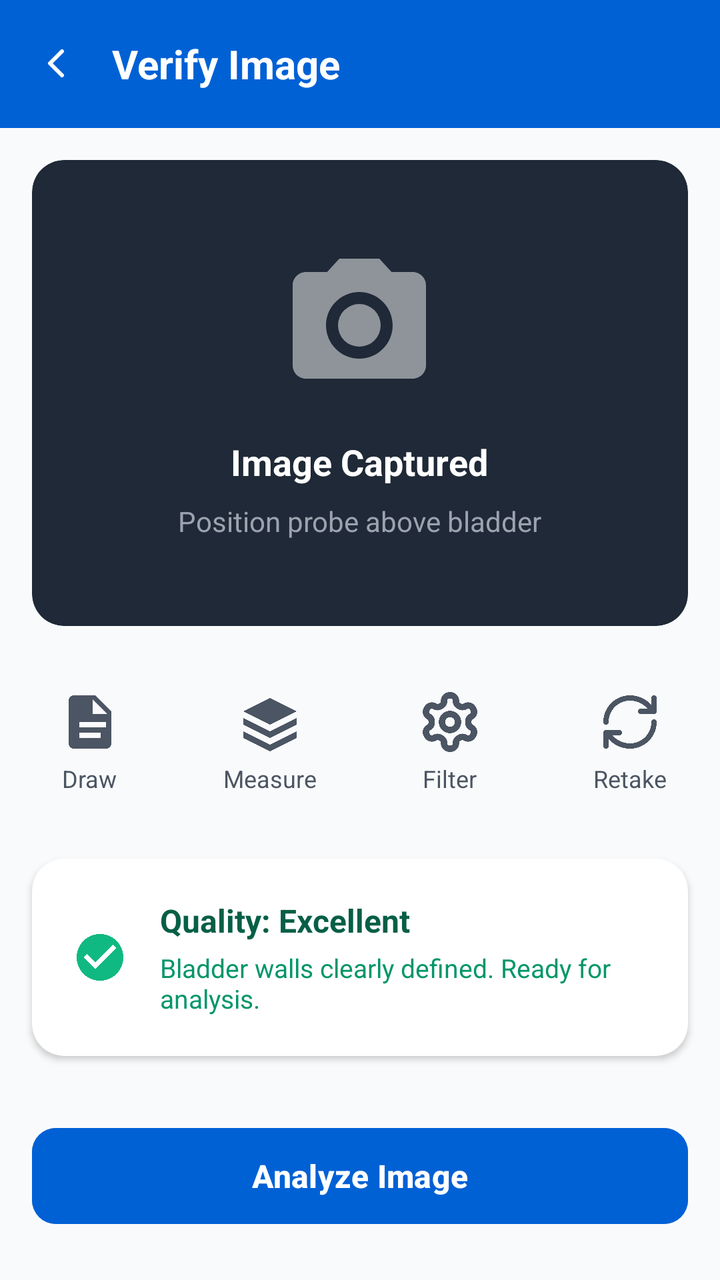
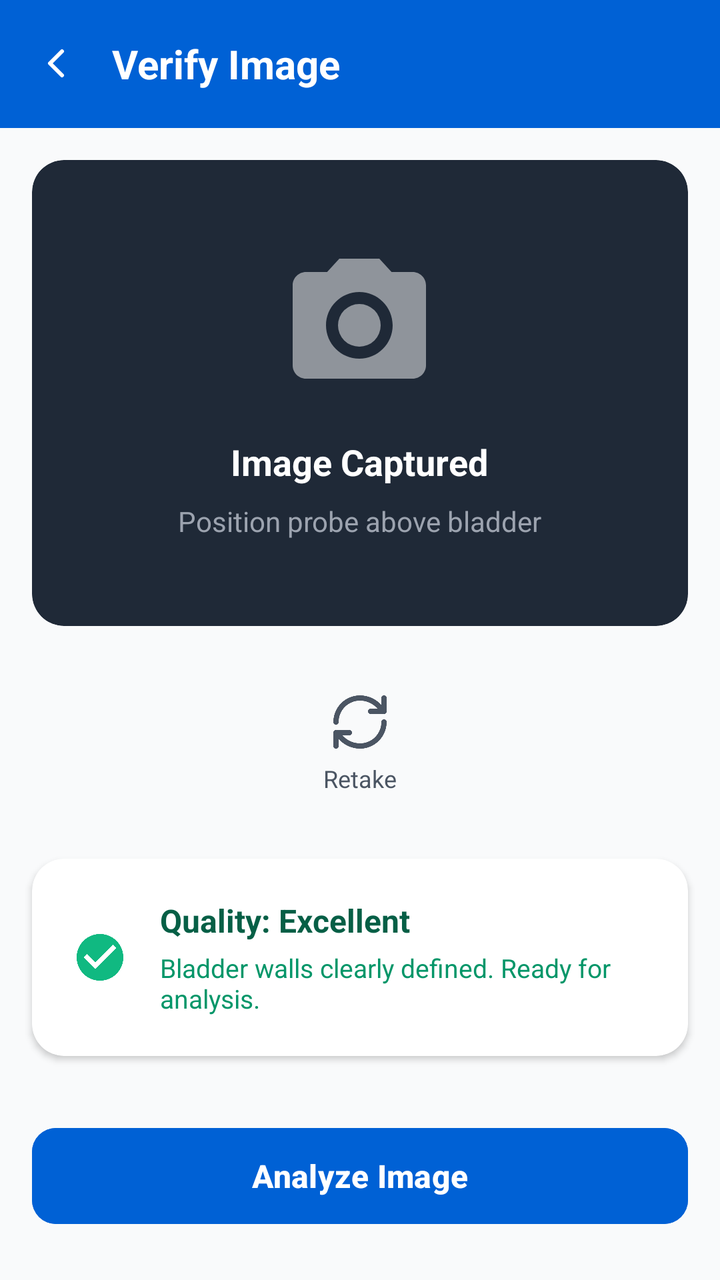

The first picture is an Android layout as it rendered before a commit; the second is the same layout after the commit. The layout source and the unified diff follow.
<!-- AndroidManifest.xml: application theme Theme.Bladder_frontend -->
<!-- res/layout/activity_analyze.xml -->
<?xml version="1.0" encoding="utf-8"?>
<androidx.constraintlayout.widget.ConstraintLayout xmlns:android="http://schemas.android.com/apk/res/android"
    xmlns:app="http://schemas.android.com/apk/res-auto"
    xmlns:tools="http://schemas.android.com/tools"
    android:layout_width="match_parent"
    android:layout_height="match_parent"
    android:background="#F9FAFB"
    tools:context=".AnalyzeActivity">

    <androidx.appcompat.widget.Toolbar
        android:id="@+id/toolbar"
        android:layout_width="match_parent"
        android:layout_height="?attr/actionBarSize"
        android:background="#0061D5"
        app:layout_constraintTop_toTopOf="parent">

        <RelativeLayout
            android:layout_width="match_parent"
            android:layout_height="wrap_content"
            android:layout_marginEnd="16dp">

            <ImageView
                android:id="@+id/btn_back"
                android:layout_width="24dp"
                android:layout_height="24dp"
                android:layout_centerVertical="true"
                android:src="@drawable/ic_arrow_back"
                app:tint="#FFFFFF" />

            <TextView
                android:id="@+id/toolbar_title"
                android:layout_width="wrap_content"
                android:layout_height="wrap_content"
                android:layout_centerVertical="true"
                android:layout_marginStart="16dp"
                android:layout_toEndOf="@id/btn_back"
                android:text="Verify Image"
                android:textColor="#FFFFFF"
                android:textSize="20sp"
                android:textStyle="bold" />

        </RelativeLayout>

    </androidx.appcompat.widget.Toolbar>

    <androidx.cardview.widget.CardView
        android:id="@+id/image_preview_container"
        android:layout_width="0dp"
        android:layout_height="0dp"
        android:layout_marginStart="16dp"
        android:layout_marginTop="16dp"
        android:layout_marginEnd="16dp"
        android:layout_marginBottom="24dp"
        app:cardBackgroundColor="#1F2937"
        app:cardCornerRadius="16dp"
        app:cardElevation="0dp"
        app:layout_constraintBottom_toTopOf="@+id/tools_layout"
        app:layout_constraintEnd_toEndOf="parent"
        app:layout_constraintStart_toStartOf="parent"
        app:layout_constraintTop_toBottomOf="@id/toolbar">

        <ImageView
            android:id="@+id/iv_captured_image"
            android:layout_width="match_parent"
            android:layout_height="match_parent"
            android:scaleType="centerCrop"
            android:visibility="gone" />

        <LinearLayout
            android:id="@+id/placeholder_layout"
            android:layout_width="wrap_content"
            android:layout_height="wrap_content"
            android:layout_gravity="center"
            android:gravity="center"
            android:orientation="vertical">

            <ImageView
                android:layout_width="80dp"
                android:layout_height="80dp"
                android:alpha="0.5"
                android:src="@drawable/ic_camera"
                app:tint="#FFFFFF" />

            <TextView
                android:layout_width="wrap_content"
                android:layout_height="wrap_content"
                android:layout_marginTop="16dp"
                android:text="Image Captured"
                android:textColor="#FFFFFF"
                android:textSize="18sp"
                android:textStyle="bold" />

            <TextView
                android:layout_width="wrap_content"
                android:layout_height="wrap_content"
                android:layout_marginTop="8dp"
                android:text="Position probe above bladder"
                android:textColor="#9CA3AF"
                android:textSize="14sp" />

        </LinearLayout>

    </androidx.cardview.widget.CardView>

    <LinearLayout
        android:id="@+id/tools_layout"
        android:layout_width="match_parent"
        android:layout_height="wrap_content"
        android:layout_marginBottom="24dp"
        android:orientation="horizontal"
        app:layout_constraintBottom_toTopOf="@+id/status_card">

        <LinearLayout
            android:id="@+id/btn_draw"
            android:layout_width="0dp"
            android:layout_height="wrap_content"
            android:layout_weight="1"
            android:background="?attr/selectableItemBackground"
            android:clickable="true"
            android:focusable="true"
            android:gravity="center"
            android:orientation="vertical"
            android:padding="8dp">
            <ImageView
                android:layout_width="32dp"
                android:layout_height="32dp"
                android:src="@drawable/ic_description"
                app:tint="#4B5563" />
            <TextView
                android:layout_width="wrap_content"
                android:layout_height="wrap_content"
                android:layout_marginTop="4dp"
                android:text="Draw"
                android:textColor="#4B5563"
                android:textSize="12sp" />
        </LinearLayout>

        <LinearLayout
            android:id="@+id/btn_measure"
            android:layout_width="0dp"
            android:layout_height="wrap_content"
            android:layout_weight="1"
            android:background="?attr/selectableItemBackground"
            android:clickable="true"
            android:focusable="true"
            android:gravity="center"
            android:orientation="vertical"
            android:padding="8dp">
            <ImageView
                android:layout_width="32dp"
                android:layout_height="32dp"
                android:src="@drawable/ic_auto_measure"
                app:tint="#4B5563" />
            <TextView
                android:layout_width="wrap_content"
                android:layout_height="wrap_content"
                android:layout_marginTop="4dp"
                android:text="Measure"
                android:textColor="#4B5563"
                android:textSize="12sp" />
        </LinearLayout>

        <LinearLayout
            android:id="@+id/btn_filter"
            android:layout_width="0dp"
            android:layout_height="wrap_content"
            android:layout_weight="1"
            android:background="?attr/selectableItemBackground"
            android:clickable="true"
            android:focusable="true"
            android:gravity="center"
            android:orientation="vertical"
            android:padding="8dp">
            <ImageView
                android:layout_width="32dp"
                android:layout_height="32dp"
                android:src="@drawable/ic_settings"
                app:tint="#4B5563" />
            <TextView
                android:layout_width="wrap_content"
                android:layout_height="wrap_content"
                android:layout_marginTop="4dp"
                android:text="Filter"
                android:textColor="#4B5563"
                android:textSize="12sp" />
        </LinearLayout>

        <LinearLayout
            android:id="@+id/btn_retake"
            android:layout_width="0dp"
            android:layout_height="wrap_content"
            android:layout_weight="1"
            android:background="?attr/selectableItemBackground"
            android:clickable="true"
            android:focusable="true"
            android:gravity="center"
            android:orientation="vertical"
            android:padding="8dp">
            <ImageView
                android:layout_width="32dp"
                android:layout_height="32dp"
                android:src="@drawable/ic_retake"
                app:tint="#4B5563" />
            <TextView
                android:layout_width="wrap_content"
                android:layout_height="wrap_content"
                android:layout_marginTop="4dp"
                android:text="Retake"
                android:textColor="#4B5563"
                android:textSize="12sp" />
        </LinearLayout>

    </LinearLayout>

    <androidx.cardview.widget.CardView
        android:id="@+id/status_card"
        android:layout_width="0dp"
        android:layout_height="wrap_content"
        android:layout_marginStart="16dp"
        android:layout_marginEnd="16dp"
        android:layout_marginBottom="32dp"
        app:cardBackgroundColor="#FFFFFF"
        app:cardCornerRadius="16dp"
        app:cardElevation="2dp"
        app:layout_constraintBottom_toTopOf="@+id/btnAnalyzeImage"
        app:layout_constraintEnd_toEndOf="parent"
        app:layout_constraintStart_toStartOf="parent">

        <LinearLayout
            android:layout_width="match_parent"
            android:layout_height="wrap_content"
            android:gravity="center_vertical"
            android:orientation="horizontal"
            android:padding="20dp">

            <ImageView
                android:layout_width="28dp"
                android:layout_height="28dp"
                android:src="@drawable/ic_check_circle"
                app:tint="#10B981" />

            <LinearLayout
                android:layout_width="match_parent"
                android:layout_height="wrap_content"
                android:layout_marginStart="16dp"
                android:orientation="vertical">

                <TextView
                    android:layout_width="wrap_content"
                    android:layout_height="wrap_content"
                    android:text="Quality: Excellent"
                    android:textColor="#065F46"
                    android:textSize="16sp"
                    android:textStyle="bold" />

                <TextView
                    android:layout_width="wrap_content"
                    android:layout_height="wrap_content"
                    android:layout_marginTop="4dp"
                    android:text="Bladder walls clearly defined. Ready for analysis."
                    android:textColor="#059669"
                    android:textSize="13sp" />
            </LinearLayout>

        </LinearLayout>

    </androidx.cardview.widget.CardView>

    <com.google.android.material.button.MaterialButton
        android:id="@+id/btnAnalyzeImage"
        android:layout_width="0dp"
        android:layout_height="56dp"
        android:layout_marginStart="16dp"
        android:layout_marginEnd="16dp"
        android:layout_marginBottom="24dp"
        android:backgroundTint="#0061D5"
        android:text="Analyze Image"
        android:textAllCaps="false"
        android:textColor="#FFFFFF"
        android:textSize="16sp"
        android:textStyle="bold"
        app:cornerRadius="12dp"
        app:layout_constraintBottom_toBottomOf="parent"
        app:layout_constraintEnd_toEndOf="parent"
        app:layout_constraintStart_toStartOf="parent" />

</androidx.constraintlayout.widget.ConstraintLayout>
<!-- resources referenced by this layout -->
<resources>
  <!-- drawable ic_arrow_back (drawable) -->
  <vector xmlns:android="http://schemas.android.com/apk/res/android"
      android:width="24dp"
      android:height="24dp"
      android:viewportWidth="24"
      android:viewportHeight="24">
    <path
        android:pathData="M15,18l-6,-6l6,-6"
        android:strokeLineJoin="round"
        android:strokeWidth="2"
        android:fillColor="#00000000"
        android:strokeColor="#000000"
        android:strokeLineCap="round"/>
  </vector>
  <!-- drawable ic_auto_measure (drawable) -->
  <vector xmlns:android="http://schemas.android.com/apk/res/android"
      android:width="24dp"
      android:height="24dp"
      android:viewportWidth="24"
      android:viewportHeight="24">
      <path
          android:fillColor="#0D47A1"
          android:pathData="M12,3L2,8L12,13L22,8L12,3M12,15.5L2,10.5V13L12,18L22,13V10.5L12,15.5M12,20.5L2,15.5V18L12,23L22,18V15.5L12,20.5Z" />
  </vector>
  <!-- drawable ic_camera (drawable) -->
  <vector xmlns:android="http://schemas.android.com/apk/res/android"
      android:width="24dp"
      android:height="24dp"
      android:viewportWidth="24"
      android:viewportHeight="24">
      <path
          android:fillColor="#000000"
          android:pathData="M12,12m-3.2,0a3.2,3.2 0,1 1,6.4 0a3.2,3.2 0,1 1,-6.4 0" />
      <path
          android:fillColor="#000000"
          android:pathData="M9,2L7.17,4H4C2.9,4 2,4.9 2,6V18C2,19.1 2.9,20 4,20H20C21.1,20 22,19.1 22,18V6C22,4.9 21.1,4 20,4H16.83L15,2H9M12,17C9.24,17 7,14.76 7,12C7,9.24 9.24,7 12,7C14.76,7 17,9.24 17,12C17,14.76 14.76,17 12,17Z" />
  </vector>
  <!-- drawable ic_check_circle (drawable) -->
  <vector xmlns:android="http://schemas.android.com/apk/res/android"
      android:width="24dp"
      android:height="24dp"
      android:viewportWidth="24"
      android:viewportHeight="24">
    <path
        android:pathData="M12,2C6.48,2 2,6.48 2,12s4.48,10 10,10 10,-4.48 10,-10S17.52,2 12,2zM10,17l-5,-5 1.41,-1.41L10,14.17l7.59,-7.59L19,8l-9,9z"
        android:fillColor="@android:color/holo_green_dark"/>
  </vector>
  <!-- drawable ic_description (drawable) -->
  <vector xmlns:android="http://schemas.android.com/apk/res/android"
      android:width="24dp"
      android:height="24dp"
      android:viewportWidth="24"
      android:viewportHeight="24">
    <path
        android:pathData="M14,2H6C4.9,2 4,2.9 4,4v16c0,1.1 0.9,2 2,2h12c1.1,0 2,-0.9 2,-2V8l-6,-6zM16,18H8v-2h8v2zM18,14H8v-2h10v2zM13,9V3.5L18.5,9H13z"
        android:fillColor="@android:color/white"/>
  </vector>
  <!-- drawable ic_retake (drawable) -->
  <vector xmlns:android="http://schemas.android.com/apk/res/android"
      android:width="24dp"
      android:height="24dp"
      android:viewportWidth="24"
      android:viewportHeight="24">
    <path
        android:pathData="M3,12C3,9.6127 3.9481,7.3236 5.6358,5.6357C7.3234,3.9479 9.6123,3 11.999,3C14.5148,3.0095 16.9295,3.9912 18.7383,5.74L20.998,8"
        android:strokeWidth="2"
        android:strokeColor="#4B5563"
        android:strokeLineCap="round"
        android:strokeLineJoin="round"/>
    <path
        android:pathData="M20.9983,3V8H15.9983"
        android:strokeWidth="2"
        android:strokeColor="#4B5563"
        android:strokeLineCap="round"
        android:strokeLineJoin="round"/>
    <path
        android:pathData="M20.998,11.9987C20.998,14.3857 20.0499,16.6749 18.3623,18.3627C16.6746,20.0505 14.3857,20.9987 11.999,20.9987C9.4832,20.9893 7.0685,20.0075 5.2597,18.2587L3,15.9987"
        android:strokeWidth="2"
        android:strokeColor="#4B5563"
        android:strokeLineCap="round"
        android:strokeLineJoin="round"/>
    <path
        android:pathData="M8,15.9983H3V20.9983"
        android:strokeWidth="2"
        android:strokeColor="#4B5563"
        android:strokeLineCap="round"
        android:strokeLineJoin="round"/>
  </vector>
  <!-- drawable ic_settings: vector/xml drawable (drawable, 3340 chars, omitted) -->
  <style name="Theme.Bladder_frontend" parent="Base.Theme.Bladder_frontend" />
  <style name="Base.Theme.Bladder_frontend" parent="Theme.Material3.DayNight.NoActionBar">
          
          
      </style>
</resources>

<!-- the commit's change to res/layout/activity_analyze.xml (unified diff, before → after) -->
@@ -20,7 +20,7 @@
             android:layout_marginEnd="16dp">
 
             <ImageView
-                android:id="@+id/btn_back"
+                android:id="@+id/btn_back_toolbar"
                 android:layout_width="24dp"
                 android:layout_height="24dp"
                 android:layout_centerVertical="true"
@@ -33,7 +33,7 @@
                 android:layout_height="wrap_content"
                 android:layout_centerVertical="true"
                 android:layout_marginStart="16dp"
-                android:layout_toEndOf="@id/btn_back"
+                android:layout_toEndOf="@id/btn_back_toolbar"
                 android:text="Verify Image"
                 android:textColor="#FFFFFF"
                 android:textSize="20sp"
@@ -59,7 +59,7 @@
         app:layout_constraintStart_toStartOf="parent"
         app:layout_constraintTop_toBottomOf="@id/toolbar">
 
-        <ImageView
+        <com.example.bladder_frontend.DrawingView
             android:id="@+id/iv_captured_image"
             android:layout_width="match_parent"
             android:layout_height="match_parent"
@@ -111,85 +111,9 @@
         app:layout_constraintBottom_toTopOf="@+id/status_card">
 
         <LinearLayout
-            android:id="@+id/btn_draw"
-            android:layout_width="0dp"
-            android:layout_height="wrap_content"
-            android:layout_weight="1"
-            android:background="?attr/selectableItemBackground"
-            android:clickable="true"
-            android:focusable="true"
-            android:gravity="center"
-            android:orientation="vertical"
-            android:padding="8dp">
-            <ImageView
-                android:layout_width="32dp"
-                android:layout_height="32dp"
-                android:src="@drawable/ic_description"
-                app:tint="#4B5563" />
-            <TextView
-                android:layout_width="wrap_content"
-                android:layout_height="wrap_content"
-                android:layout_marginTop="4dp"
-                android:text="Draw"
-                android:textColor="#4B5563"
-                android:textSize="12sp" />
-        </LinearLayout>
-
-        <LinearLayout
-            android:id="@+id/btn_measure"
-            android:layout_width="0dp"
-            android:layout_height="wrap_content"
-            android:layout_weight="1"
-            android:background="?attr/selectableItemBackground"
-            android:clickable="true"
-            android:focusable="true"
-            android:gravity="center"
-            android:orientation="vertical"
-            android:padding="8dp">
-            <ImageView
-                android:layout_width="32dp"
-                android:layout_height="32dp"
-                android:src="@drawable/ic_auto_measure"
-                app:tint="#4B5563" />
-            <TextView
-                android:layout_width="wrap_content"
-                android:layout_height="wrap_content"
-                android:layout_marginTop="4dp"
-                android:text="Measure"
-                android:textColor="#4B5563"
-                android:textSize="12sp" />
-        </LinearLayout>
-
-        <LinearLayout
-            android:id="@+id/btn_filter"
-            android:layout_width="0dp"
-            android:layout_height="wrap_content"
-            android:layout_weight="1"
-            android:background="?attr/selectableItemBackground"
-            android:clickable="true"
-            android:focusable="true"
-            android:gravity="center"
-            android:orientation="vertical"
-            android:padding="8dp">
-            <ImageView
-                android:layout_width="32dp"
-                android:layout_height="32dp"
-                android:src="@drawable/ic_settings"
-                app:tint="#4B5563" />
-            <TextView
-                android:layout_width="wrap_content"
-                android:layout_height="wrap_content"
-                android:layout_marginTop="4dp"
-                android:text="Filter"
-                android:textColor="#4B5563"
-                android:textSize="12sp" />
-        </LinearLayout>
-
-        <LinearLayout
             android:id="@+id/btn_retake"
-            android:layout_width="0dp"
-            android:layout_height="wrap_content"
-            android:layout_weight="1"
+            android:layout_width="match_parent"
+            android:layout_height="wrap_content"
             android:background="?attr/selectableItemBackground"
             android:clickable="true"
             android:focusable="true"
<!-- resource entries referenced after the edit -->
@@ -13,16 +13,6 @@
         android:fillColor="#00000000"
         android:strokeColor="#000000"
         android:strokeLineCap="round"/>
-  </vector>
-  <!-- drawable ic_auto_measure (drawable) -->
-  <vector xmlns:android="http://schemas.android.com/apk/res/android"
-      android:width="24dp"
-      android:height="24dp"
-      android:viewportWidth="24"
-      android:viewportHeight="24">
-      <path
-          android:fillColor="#0D47A1"
-          android:pathData="M12,3L2,8L12,13L22,8L12,3M12,15.5L2,10.5V13L12,18L22,13V10.5L12,15.5M12,20.5L2,15.5V18L12,23L22,18V15.5L12,20.5Z" />
   </vector>
   <!-- drawable ic_camera (drawable) -->
   <vector xmlns:android="http://schemas.android.com/apk/res/android"
@@ -46,16 +36,6 @@
     <path
         android:pathData="M12,2C6.48,2 2,6.48 2,12s4.48,10 10,10 10,-4.48 10,-10S17.52,2 12,2zM10,17l-5,-5 1.41,-1.41L10,14.17l7.59,-7.59L19,8l-9,9z"
         android:fillColor="@android:color/holo_green_dark"/>
-  </vector>
-  <!-- drawable ic_description (drawable) -->
-  <vector xmlns:android="http://schemas.android.com/apk/res/android"
-      android:width="24dp"
-      android:height="24dp"
-      android:viewportWidth="24"
-      android:viewportHeight="24">
-    <path
-        android:pathData="M14,2H6C4.9,2 4,2.9 4,4v16c0,1.1 0.9,2 2,2h12c1.1,0 2,-0.9 2,-2V8l-6,-6zM16,18H8v-2h8v2zM18,14H8v-2h10v2zM13,9V3.5L18.5,9H13z"
-        android:fillColor="@android:color/white"/>
   </vector>
   <!-- drawable ic_retake (drawable) -->
   <vector xmlns:android="http://schemas.android.com/apk/res/android"
@@ -88,7 +68,6 @@
         android:strokeLineCap="round"
         android:strokeLineJoin="round"/>
   </vector>
-  <!-- drawable ic_settings: vector/xml drawable (drawable, 3340 chars, omitted) -->
   <style name="Theme.Bladder_frontend" parent="Base.Theme.Bladder_frontend" />
   <style name="Base.Theme.Bladder_frontend" parent="Theme.Material3.DayNight.NoActionBar">
           
